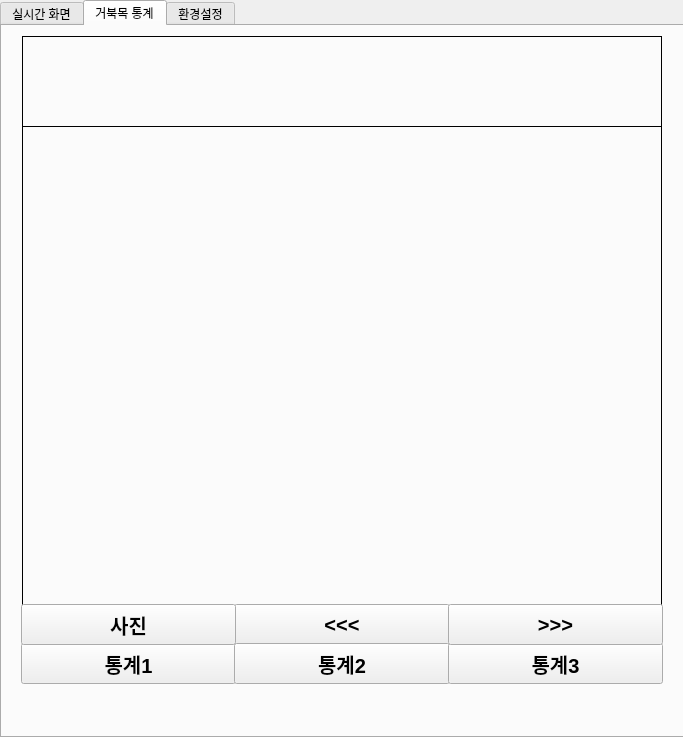
Qt form ui/ihunch_layout.ui (koyokr/ihunch-escape-client) before a commit.
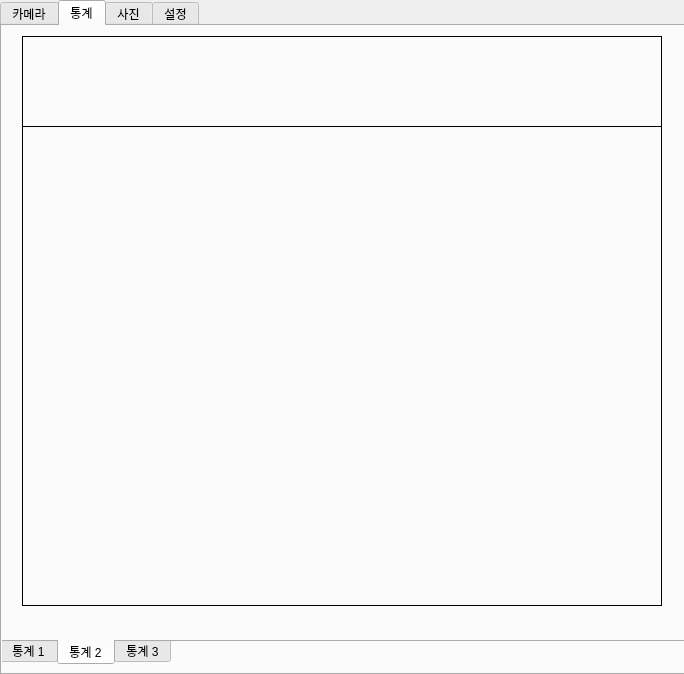
The same form after that commit. The open tabs and pages were chosen to show the change. Icons and pictures are not drawn.

```diff
--- a/ui/ihunch_layout.ui
+++ b/ui/ihunch_layout.ui
@@ -6,8 +6,8 @@
    <rect>
     <x>0</x>
     <y>0</y>
-    <width>683</width>
-    <height>737</height>
+    <width>684</width>
+    <height>674</height>
    </rect>
   </property>
   <property name="sizePolicy">
@@ -18,14 +18,14 @@
   </property>
   <property name="minimumSize">
    <size>
-    <width>683</width>
-    <height>737</height>
+    <width>0</width>
+    <height>0</height>
    </size>
   </property>
   <property name="maximumSize">
    <size>
-    <width>683</width>
-    <height>737</height>
+    <width>16777215</width>
+    <height>16777215</height>
    </size>
   </property>
   <property name="windowTitle">
@@ -42,7 +42,7 @@
       <x>0</x>
       <y>0</y>
       <width>691</width>
-      <height>738</height>
+      <height>675</height>
      </rect>
     </property>
     <property name="minimumSize">
@@ -51,6 +51,12 @@
       <height>0</height>
      </size>
     </property>
+    <property name="font">
+     <font>
+      <weight>50</weight>
+      <bold>false</bold>
+     </font>
+    </property>
     <property name="tabletTracking">
      <bool>false</bool>
     </property>
@@ -71,7 +77,7 @@
     </property>
     <property name="iconSize">
      <size>
-      <width>142</width>
+      <width>116</width>
       <height>25</height>
      </size>
     </property>
@@ -96,7 +102,7 @@
        <normaloff>../resource/realtime_icon.png</normaloff>../resource/realtime_icon.png</iconset>
      </attribute>
      <attribute name="title">
-      <string>실시간 화면</string>
+      <string>카메라</string>
      </attribute>
      <widget class="QLabel" name="cam_image">
       <property name="geometry">
@@ -160,15 +166,216 @@
        <normaloff>../resource/ratio_icon.png</normaloff>../resource/ratio_icon.png</iconset>
      </attribute>
      <attribute name="title">
-      <string>거북목 통계</string>
+      <string>통계</string>
      </attribute>
+     <widget class="QTabWidget" name="statistic_tab_widget">
+      <property name="geometry">
+       <rect>
+        <x>-2</x>
+        <y>-2</y>
+        <width>691</width>
+        <height>641</height>
+       </rect>
+      </property>
+      <property name="font">
+       <font>
+        <weight>50</weight>
+        <bold>false</bold>
+       </font>
+      </property>
+      <property name="tabPosition">
+       <enum>QTabWidget::South</enum>
+      </property>
+      <property name="tabShape">
+       <enum>QTabWidget::Rounded</enum>
+      </property>
+      <property name="currentIndex">
+       <number>0</number>
+      </property>
+      <property name="iconSize">
+       <size>
+        <width>166</width>
+        <height>30</height>
+       </size>
+      </property>
+      <widget class="QWidget" name="statistic_1">
+       <property name="font">
+        <font>
+         <weight>50</weight>
+         <bold>false</bold>
+        </font>
+       </property>
+       <attribute name="icon">
+        <iconset>
+         <normaloff>../resource/graph_1.png</normaloff>../resource/graph_1.png</iconset>
+       </attribute>
+       <attribute name="title">
+        <string>통계 1</string>
+       </attribute>
+       <widget class="QLabel" name="status_bar_2">
+        <property name="geometry">
+         <rect>
+          <x>20</x>
+          <y>10</y>
+          <width>640</width>
+          <height>91</height>
+         </rect>
+        </property>
+        <property name="frameShape">
+         <enum>QFrame::Panel</enum>
+        </property>
+        <property name="text">
+         <string/>
+        </property>
+       </widget>
+       <widget class="QLabel" name="statistic_image_1">
+        <property name="geometry">
+         <rect>
+          <x>20</x>
+          <y>100</y>
+          <width>640</width>
+          <height>480</height>
+         </rect>
+        </property>
+        <property name="frameShape">
+         <enum>QFrame::Panel</enum>
+        </property>
+        <property name="text">
+         <string/>
+        </property>
+       </widget>
+      </widget>
+      <widget class="QWidget" name="statistic_2">
+       <attribute name="icon">
+        <iconset>
+         <normaloff>../resource/graph_2.png</normaloff>../resource/graph_2.png</iconset>
+       </attribute>
+       <attribute name="title">
+        <string>통계 2</string>
+       </attribute>
+       <widget class="QLabel" name="status_bar_3">
+        <property name="geometry">
+         <rect>
+          <x>20</x>
+          <y>10</y>
+          <width>640</width>
+          <height>91</height>
+         </rect>
+        </property>
+        <property name="frameShape">
+         <enum>QFrame::Panel</enum>
+        </property>
+        <property name="text">
+         <string/>
+        </property>
+       </widget>
+       <widget class="QLabel" name="statistic_image_2">
+        <property name="geometry">
+         <rect>
+          <x>20</x>
+          <y>100</y>
+          <width>640</width>
+          <height>480</height>
+         </rect>
+        </property>
+        <property name="frameShape">
+         <enum>QFrame::Panel</enum>
+        </property>
+        <property name="text">
+         <string/>
+        </property>
+       </widget>
+      </widget>
+      <widget class="QWidget" name="statistic_3">
+       <attribute name="icon">
+        <iconset>
+         <normaloff>../resource/graph_3.png</normaloff>../resource/graph_3.png</iconset>
+       </attribute>
+       <attribute name="title">
+        <string>통계 3</string>
+       </attribute>
+       <widget class="QLabel" name="statistic_image_3">
+        <property name="geometry">
+         <rect>
+          <x>20</x>
+          <y>100</y>
+          <width>640</width>
+          <height>480</height>
+         </rect>
+        </property>
+        <property name="frameShape">
+         <enum>QFrame::Panel</enum>
+        </property>
+        <property name="text">
+         <string/>
+        </property>
+       </widget>
+       <widget class="QLabel" name="status_bar_4">
+        <property name="geometry">
+         <rect>
+          <x>20</x>
+          <y>10</y>
+          <width>640</width>
+          <height>91</height>
+         </rect>
+        </property>
+        <property name="frameShape">
+         <enum>QFrame::Panel</enum>
+        </property>
+        <property name="text">
+         <string/>
+        </property>
+       </widget>
+      </widget>
+     </widget>
+    </widget>
+    <widget class="QWidget" name="picture">
+     <attribute name="icon">
+      <iconset>
+       <normaloff>../resource/picture_icon.png</normaloff>../resource/picture_icon.png</iconset>
+     </attribute>
+     <attribute name="title">
+      <string>사진</string>
+     </attribute>
+     <widget class="QLabel" name="picture_ihunch_ratio">
+      <property name="geometry">
+       <rect>
+        <x>20</x>
+        <y>10</y>
+        <width>640</width>
+        <height>91</height>
+       </rect>
+      </property>
+      <property name="frameShape">
+       <enum>QFrame::Panel</enum>
+      </property>
+      <property name="text">
+       <string/>
+      </property>
+     </widget>
+     <widget class="QLabel" name="picture_image">
+      <property name="geometry">
+       <rect>
+        <x>20</x>
+        <y>100</y>
+        <width>640</width>
+        <height>480</height>
+       </rect>
+      </property>
+      <property name="frameShape">
+       <enum>QFrame::Panel</enum>
+      </property>
+      <property name="text">
+       <string/>
+      </property>
+     </widget>
      <widget class="QPushButton" name="left_shift_button">
       <property name="geometry">
        <rect>
-        <x>232</x>
-        <y>578</y>
-        <width>216</width>
-        <height>41</height>
+        <x>198</x>
+        <y>583</y>
+        <width>51</width>
+        <height>51</height>
        </rect>
       </property>
       <property name="font">
@@ -179,74 +386,34 @@
        </font>
       </property>
       <property name="text">
-       <string>&lt;&lt;&lt;</string>
+       <string/>
       </property>
       <property name="checkable">
        <bool>false</bool>
       </property>
-      <property name="default">
-       <bool>false</bool>
+      <property name="iconSize">
+       <size>
+        <width>50</width>
+        <height>70</height>
+       </size>
       </property>
-     </widget>
-     <widget class="QPushButton" name="ratio_button_1">
-      <property name="geometry">
-       <rect>
-        <x>19</x>
-        <y>617</y>
-        <width>215</width>
-        <height>41</height>
-       </rect>
-      </property>
-      <property name="font">
-       <font>
-        <pointsize>15</pointsize>
-        <weight>75</weight>
-        <bold>true</bold>
-       </font>
-      </property>
-      <property name="text">
-       <string>통계1</string>
-      </property>
       <property name="checkable">
-       <bool>true</bool>
+       <bool>false</bool>
       </property>
       <property name="default">
        <bool>false</bool>
       </property>
-     </widget>
-     <widget class="QPushButton" name="picture_button">
-      <property name="geometry">
-       <rect>
-        <x>19</x>
-        <y>578</y>
-        <width>215</width>
-        <height>41</height>
-       </rect>
-      </property>
-      <property name="font">
-       <font>
-        <pointsize>15</pointsize>
-        <weight>75</weight>
-        <bold>true</bold>
-       </font>
-      </property>
-      <property name="text">
-       <string>사진</string>
-      </property>
-      <property name="checkable">
+      <property name="flat">
        <bool>true</bool>
       </property>
-      <property name="default">
-       <bool>false</bool>
-      </property>
      </widget>
-     <widget class="QPushButton" name="ratio_button_3">
+     <widget class="QPushButton" name="right_shift_button">
       <property name="geometry">
        <rect>
-        <x>446</x>
-        <y>617</y>
-        <width>215</width>
-        <height>41</height>
+        <x>431</x>
+        <y>583</y>
+        <width>51</width>
+        <height>51</height>
        </rect>
       </property>
       <property name="font">
@@ -257,107 +424,28 @@
        </font>
       </property>
       <property name="text">
-       <string>통계3</string>
+       <string/>
       </property>
-      <property name="checkable">
-       <bool>true</bool>
+      <property name="icon">
+       <iconset>
+        <normaloff>../resource/right_button.png</normaloff>../resource/right_button.png</iconset>
       </property>
-      <property name="default">
-       <bool>false</bool>
+      <property name="iconSize">
+       <size>
+        <width>50</width>
+        <height>70</height>
+       </size>
       </property>
-     </widget>
-     <widget class="QPushButton" name="right_shift_buttopn">
-      <property name="geometry">
-       <rect>
-        <x>446</x>
-        <y>578</y>
-        <width>215</width>
-        <height>41</height>
-       </rect>
-      </property>
-      <property name="font">
-       <font>
-        <pointsize>15</pointsize>
-        <weight>75</weight>
-        <bold>true</bold>
-       </font>
-      </property>
-      <property name="text">
-       <string>&gt;&gt;&gt;</string>
-      </property>
       <property name="checkable">
        <bool>false</bool>
       </property>
       <property name="default">
        <bool>false</bool>
       </property>
-     </widget>
-     <widget class="QPushButton" name="ratio_button_2">
-      <property name="geometry">
-       <rect>
-        <x>232</x>
-        <y>617</y>
-        <width>216</width>
-        <height>41</height>
-       </rect>
-      </property>
-      <property name="font">
-       <font>
-        <pointsize>15</pointsize>
-        <weight>75</weight>
-        <bold>true</bold>
-       </font>
-      </property>
-      <property name="text">
-       <string>통계2</string>
-      </property>
-      <property name="checkable">
+      <property name="flat">
        <bool>true</bool>
       </property>
-      <property name="default">
-       <bool>false</bool>
-      </property>
      </widget>
-     <widget class="QLabel" name="status_bar_2">
-      <property name="geometry">
-       <rect>
-        <x>20</x>
-        <y>10</y>
-        <width>640</width>
-        <height>91</height>
-       </rect>
-      </property>
-      <property name="frameShape">
-       <enum>QFrame::Panel</enum>
-      </property>
-      <property name="text">
-       <string/>
-      </property>
-     </widget>
-     <widget class="QLabel" name="record_images">
-      <property name="geometry">
-       <rect>
-        <x>20</x>
-        <y>100</y>
-        <width>640</width>
-        <height>480</height>
-       </rect>
-      </property>
-      <property name="frameShape">
-       <enum>QFrame::Panel</enum>
-      </property>
-      <property name="text">
-       <string/>
-      </property>
-     </widget>
-     <zorder>status_bar_2</zorder>
-     <zorder>record_images</zorder>
-     <zorder>ratio_button_1</zorder>
-     <zorder>left_shift_button</zorder>
-     <zorder>ratio_button_2</zorder>
-     <zorder>ratio_button_3</zorder>
-     <zorder>picture_button</zorder>
-     <zorder>right_shift_buttopn</zorder>
     </widget>
     <widget class="QWidget" name="setting_tab">
      <attribute name="icon">
@@ -365,7 +453,7 @@
        <normaloff>../resource/setting.png</normaloff>../resource/setting.png</iconset>
      </attribute>
      <attribute name="title">
-      <string>환경설정</string>
+      <string>설정</string>
      </attribute>
      <widget class="QGroupBox" name="settingFrame">
       <property name="geometry">
```
Left out of the diff: 47 changed lines with no effect on the pictures.
